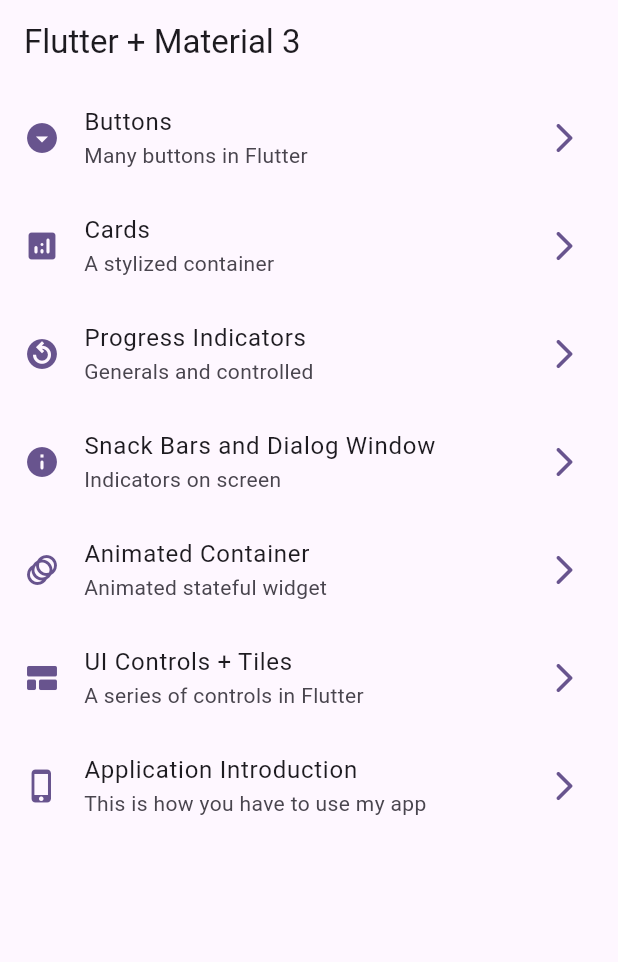
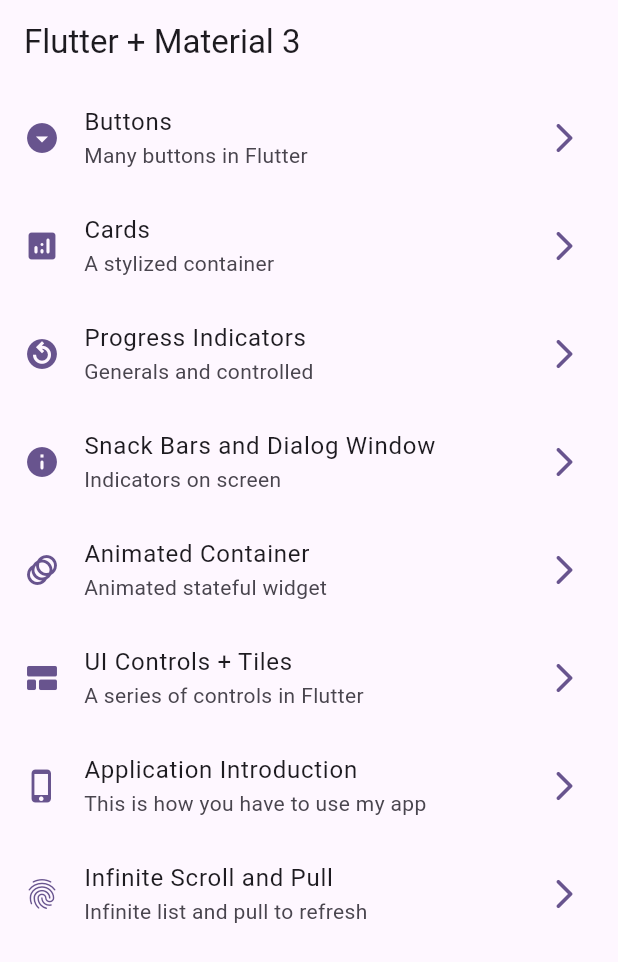
Before and after one commit to brunolujan/flutter_widgets_app, a Flutter app: the screen it shows after launch, on a phone screen of 412 x 824 dp. Shown: the top 962 px of the screen. Run offline on Flutter 3.47's test engine with Material 2 defaults, Android fonts, the phone set to English and light mode, and no system bars; our stand-ins replace animate_do, go_router.

Commit message:
Infinite Scroll as a Menu Item, Route and Screen implementation

```diff
--- a/lib/config/menu/menu_items.dart
+++ b/lib/config/menu/menu_items.dart
@@ -63,4 +63,11 @@ const appMenuItems = <MenuItem>[
     link: '/app-tutorial',
     icon: Icons.phone_iphone_rounded
   ),
+
+  MenuItem(
+    title: 'Infinite Scroll and Pull',
+    subTitle: 'Infinite list and pull to refresh',
+    link: '/infinite-scroll',
+    icon: Icons.fingerprint_rounded
+  ),
 ];
--- a/lib/config/router/app_router.dart
+++ b/lib/config/router/app_router.dart
@@ -52,5 +52,11 @@ final appRouter = GoRouter(
       name: AppTutorialScreen.name,
       builder: (context, state) => const AppTutorialScreen(),
     ),
+
+    GoRoute(
+      path: '/infinite-scroll',
+      name: InfiniteScrollScreen.name,
+      builder: (context, state) => const InfiniteScrollScreen(),
+    ),
   ],
 );
```
Also changed, not shown: lib/presentation/screens/infinite_scroll/infinite_scroll_screen.dart (+36 -2 lines).
